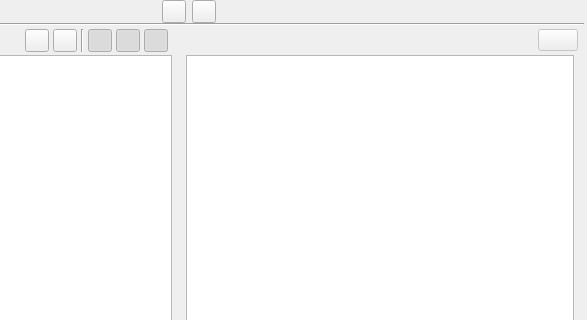
Qt form ui/scenes_view.ui (zkovari/plotlyst) before a commit; both pictures show x 209 to 796 and y 0 to 320 of the 796 by 664 pixel window.
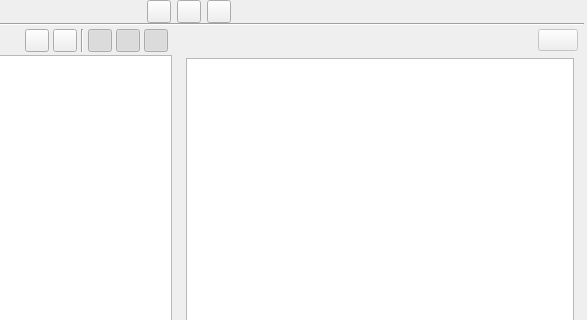
The same form after that commit. The open tabs and pages were chosen to show the change. Custom widgets are drawn as their Qt base class.

Diff of the .ui file:
```diff
--- a/ui/scenes_view.ui
+++ b/ui/scenes_view.ui
@@ -114,6 +114,22 @@
             </attribute>
            </widget>
           </item>
+          <item>
+           <widget class="QToolButton" name="btnStatusView">
+            <property name="cursor">
+             <cursorShape>PointingHandCursor</cursorShape>
+            </property>
+            <property name="text">
+             <string/>
+            </property>
+            <property name="checkable">
+             <bool>true</bool>
+            </property>
+            <attribute name="buttonGroup">
+             <string notr="true">btnGroupViews</string>
+            </attribute>
+           </widget>
+          </item>
           <item>
            <spacer name="horizontalSpacer_8">
             <property name="orientation">
@@ -429,6 +445,28 @@
             </spacer>
            </item>
            <item>
+            <widget class="QStackedWidget" name="stackScenes">
+             <property name="currentIndex">
+              <number>0</number>
+             </property>
+             <widget class="QWidget" name="pageDefault">
+              <layout class="QVBoxLayout" name="verticalLayout_5">
+               <property name="spacing">
+                <number>0</number>
+               </property>
+               <property name="leftMargin">
+                <number>0</number>
+               </property>
+               <property name="topMargin">
+                <number>0</number>
+               </property>
+               <property name="rightMargin">
+                <number>0</number>
+               </property>
+               <property name="bottomMargin">
+                <number>0</number>
+               </property>
+               <item>
             <widget class="QTableView" name="tblScenes">
              <property name="editTriggers">
               <set>QAbstractItemView::AllEditTriggers</set>
@@ -481,6 +519,45 @@
              <attribute name="verticalHeaderDefaultSectionSize">
               <number>50</number>
              </attribute>
+                </widget>
+               </item>
+              </layout>
+             </widget>
+             <widget class="QWidget" name="pageStages">
+              <layout class="QVBoxLayout" name="verticalLayout_6">
+               <property name="spacing">
+                <number>3</number>
+               </property>
+               <property name="leftMargin">
+                <number>0</number>
+               </property>
+               <property name="topMargin">
+                <number>0</number>
+               </property>
+               <property name="rightMargin">
+                <number>0</number>
+               </property>
+               <property name="bottomMargin">
+                <number>0</number>
+               </property>
+               <item>
+                <widget class="QWidget" name="wdgReports" native="true"/>
+               </item>
+               <item>
+                <widget class="QTableView" name="tblSceneStages">
+                 <property name="sizePolicy">
+                  <sizepolicy hsizetype="Expanding" vsizetype="Expanding">
+                   <horstretch>0</horstretch>
+                   <verstretch>0</verstretch>
+                  </sizepolicy>
+                 </property>
+                 <property name="cursor" stdset="0">
+                  <cursorShape>PointingHandCursor</cursorShape>
+                 </property>
+                </widget>
+               </item>
+              </layout>
+             </widget>
             </widget>
            </item>
            <item>
```
Lines whose indentation alone changed are shown as unchanged.
